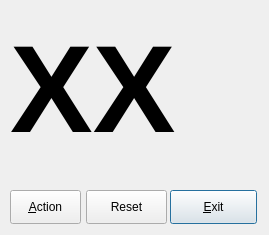
The window that demo-and-test/linux/qt_test/simpleForm.ui (UlrichBecker/gsi_scu) describes before a commit, drawn with Qt 5.
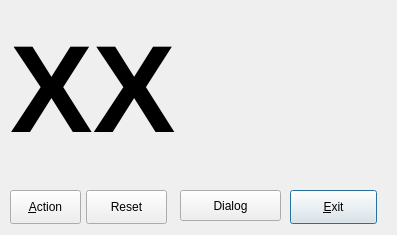
The same window after the commit.

What changed in the file:
```diff
--- a/demo-and-test/linux/qt_test/simpleForm.ui
+++ b/demo-and-test/linux/qt_test/simpleForm.ui
@@ -6,7 +6,7 @@
    <rect>
     <x>0</x>
     <y>0</y>
-    <width>269</width>
+    <width>397</width>
     <height>235</height>
    </rect>
   </property>
@@ -16,7 +16,7 @@
   <widget class="QPushButton" name="pushButtonExit">
    <property name="geometry">
     <rect>
-     <x>170</x>
+     <x>290</x>
      <y>190</y>
      <width>87</width>
      <height>34</height>
@@ -44,14 +44,13 @@
     <rect>
      <x>10</x>
      <y>10</y>
-     <width>221</width>
+     <width>371</width>
      <height>161</height>
     </rect>
    </property>
    <property name="font">
     <font>
      <pointsize>93</pointsize>
-     <weight>75</weight>
      <bold>true</bold>
     </font>
    </property>
@@ -81,6 +80,19 @@
     <string>Reset</string>
    </property>
   </widget>
+  <widget class="QPushButton" name="pushButtonDialog">
+   <property name="geometry">
+    <rect>
+     <x>180</x>
+     <y>190</y>
+     <width>101</width>
+     <height>31</height>
+    </rect>
+   </property>
+   <property name="text">
+    <string>Dialog</string>
+   </property>
+  </widget>
  </widget>
  <resources/>
  <connections>
```
Left out of the diff: 19 changed lines with no effect on the pictures.
